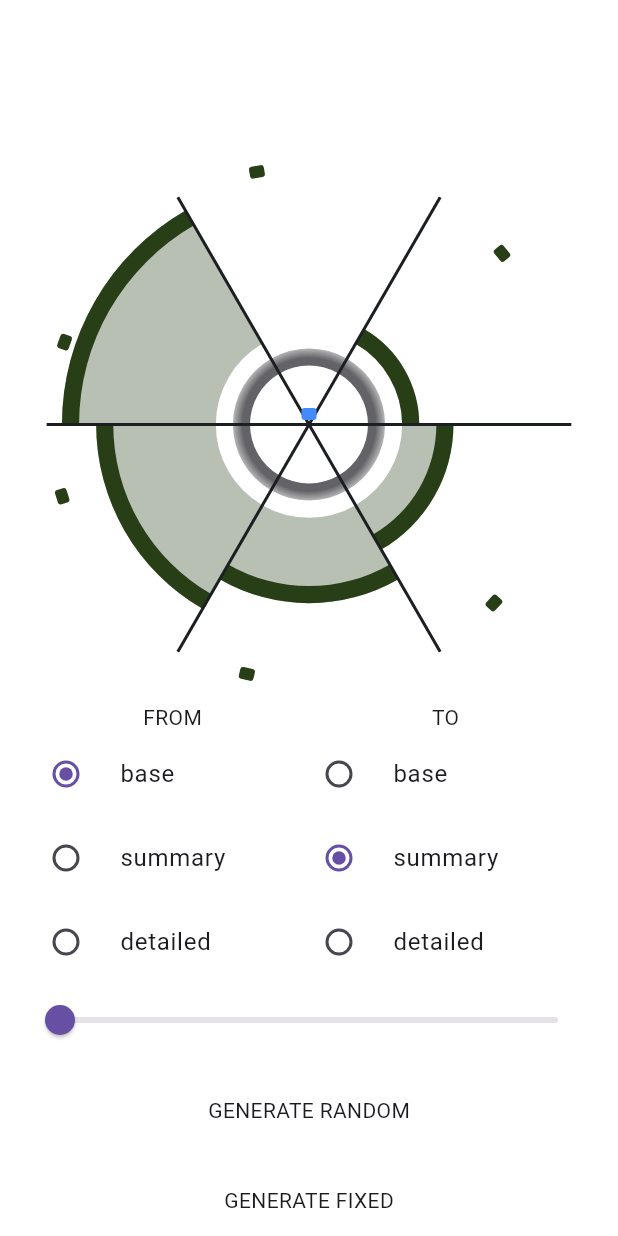
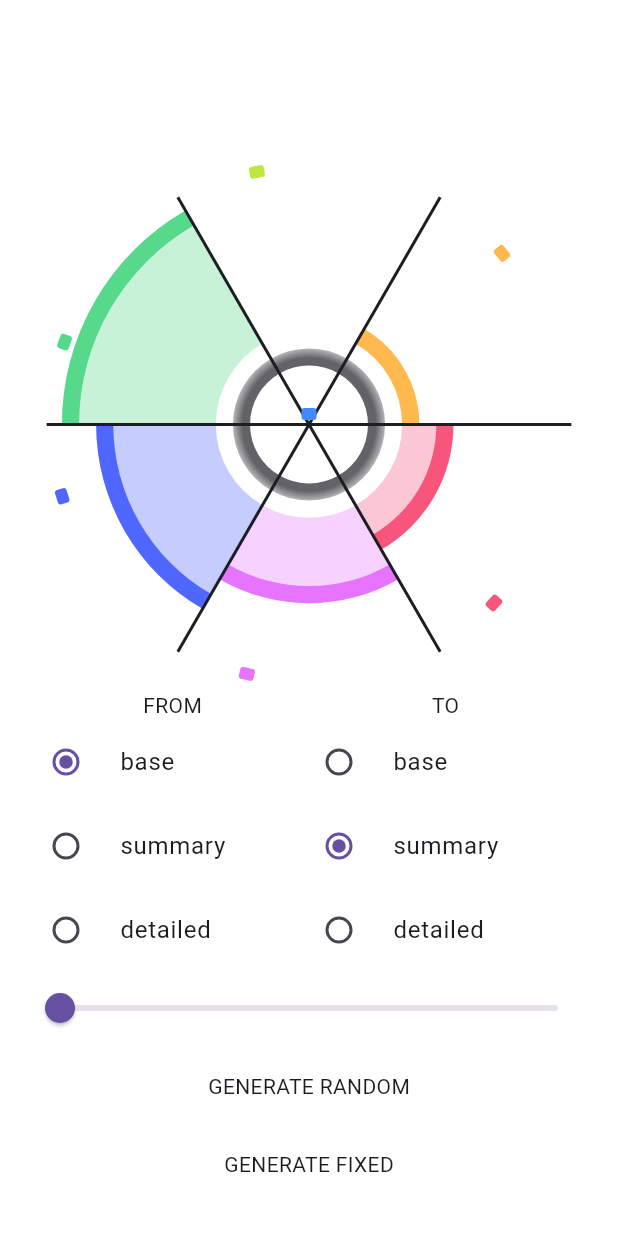
Before and after one commit to kostya-epifanov/rose_chart_flutter_widget_demo, a Flutter app: the screen it shows after launch, on a phone screen of 412 x 824 dp. Run offline on Flutter 3.47's test engine with Material 3 defaults, Android fonts, the phone set to English and light mode, and no system bars; our stand-ins replace equatable.

Commit message:
chore: layout

```diff
--- a/lib/main.dart
+++ b/lib/main.dart
@@ -176,7 +176,7 @@ class RoseChartDemoScreenState extends State<RoseChartDemoScreen> {
                     onChanged: (value) => _onTransitionAnimSliderChanged(value),
                   ),
                 ),
-                const SizedBox(height: 12),
+                const SizedBox(height: 4),
                 Padding(
                   padding: const EdgeInsets.symmetric(horizontal: 24),
                   child: RawMaterialButton(
@@ -184,7 +184,7 @@ class RoseChartDemoScreenState extends State<RoseChartDemoScreen> {
                     onPressed: () => _onTapGenerateRandom(),
                   ),
                 ),
-                const SizedBox(height: 12),
+                const SizedBox(height: 4),
                 Padding(
                   padding: const EdgeInsets.symmetric(horizontal: 24),
                   child: RawMaterialButton(
@@ -192,6 +192,7 @@ class RoseChartDemoScreenState extends State<RoseChartDemoScreen> {
                     onPressed: () => _onTapGenerate(),
                   ),
                 ),
+                const SizedBox(height: 24),
               ],
             ),
           ),
--- a/lib/models/category.dart
+++ b/lib/models/category.dart
@@ -12,16 +12,22 @@ class Category extends Equatable {
   Color get color {
     switch (name) {
       case 'Category A':
+      case 'Sector A':
         return const Color.fromRGBO(187, 231, 63, 1);
       case 'Category B':
+      case 'Sector B':
         return const Color.fromRGBO(255, 185, 79, 1);
       case 'Category C':
+      case 'Sector C':
         return const Color.fromRGBO(247, 85, 124, 1);
       case 'Category D':
+      case 'Sector D':
         return const Color.fromRGBO(230, 116, 255, 1);
       case 'Category E':
+      case 'Sector E':
         return const Color.fromRGBO(79, 102, 255, 1);
       case 'Category F':
+      case 'Sector F':
         return const Color.fromRGBO(86, 217, 138, 1);
       default:
         return getRandomColor();
```
Also changed, not shown: lib/components/rendering/labels/circular_labels_component.dart (+14 -3 lines).
